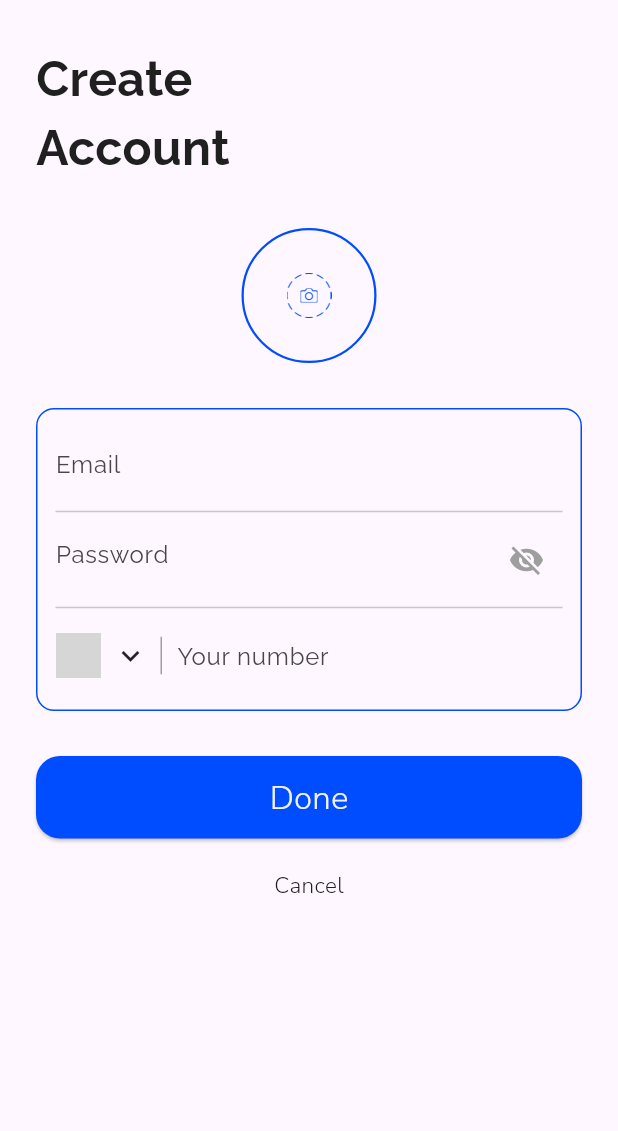
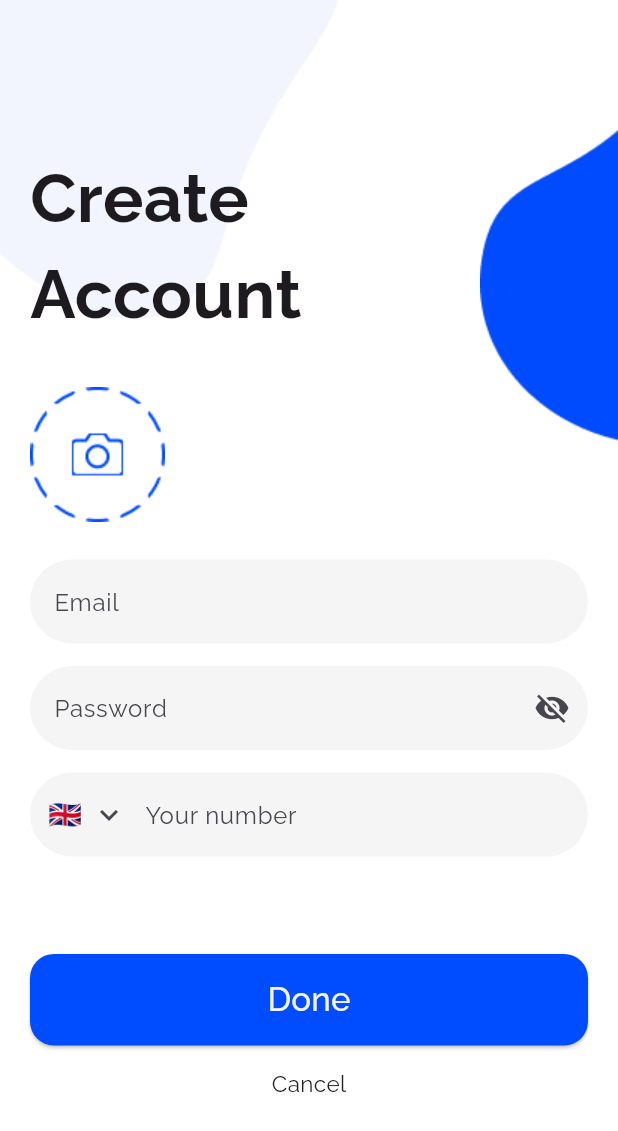
Before and after one commit to swagatapal/shopping_app_class, a Flutter app: the screen it shows after launch, after a tap on "Let's get started", on a phone screen of 412 x 824 dp. Shown: the top 1131 px of the screen. Run offline on Flutter 3.47's test engine with Material 3 defaults, Android fonts, the phone set to English and light mode, and no system bars; grey boxes are pictures that could not be loaded.

Commit message:
authentication screen

```diff
--- a/lib/core/routing/app_routing.dart
+++ b/lib/core/routing/app_routing.dart
@@ -1,5 +1,6 @@
 import 'package:flutter/material.dart';
-import 'package:shopping_app/feature/splash_module/ui/splash_screen.dart';
+import 'package:shopping_app/feature/authentication_module/Password_Screen.dart';
+import 'package:shopping_app/feature/authentication_module/ui/login_page.dart';
 import 'package:shopping_app/feature/splash_module/ui/start_screen.dart';
 import '../../feature/authentication_module/ui/sign_up_screen.dart';
 import '../constants/app_colors.dart';
@@ -9,7 +10,8 @@ import '../constants/app_font_size.dart';
 class RouteGenerator {
   static const kSplash = "/StartScreen";
   static const kSignUpScreen = "/SignUpScreen";
-
+  static const kloginpage = "/loginpage";
+  static const kPasswordScreen = "/passwordScreen";
   static GlobalKey<NavigatorState> navigatorKey = GlobalKey<NavigatorState>();
 
   static Route<dynamic> generateRoute(RouteSettings settings) {
@@ -18,6 +20,11 @@ class RouteGenerator {
         return MaterialPageRoute(builder: (_) => const StartScreen());
         case kSignUpScreen:
         return MaterialPageRoute(builder: (_) => const SignUpScreen());
+      case kloginpage:
+        return MaterialPageRoute(builder: (_) => const loginpage());
+      case kPasswordScreen:
+        return MaterialPageRoute(builder: (_) => const passwordScreen());
+
 
       default:
         return _errorRoute(errorMessage: "Route not found: ${settings.name}");
--- a/lib/feature/authentication_module/ui/sign_up_screen.dart
+++ b/lib/feature/authentication_module/ui/sign_up_screen.dart
@@ -8,170 +8,196 @@ class SignUpScreen extends StatefulWidget {
 }
 
 class _SignUpScreenState extends State<SignUpScreen> {
+
+  // controls password visibility
+  bool _isPasswordHidden = true;
+
   @override
   Widget build(BuildContext context) {
     return Scaffold(
-      body: createAccountWidget(context),
+      backgroundColor: Colors.white,
+
+      // this helps when keyboard opens
+      resizeToAvoidBottomInset: true,
+
+      body: SafeArea(
+        child: Stack(
+          children: [
+            topBackgroundShape(),   // background images
+            createAccountBody(),    // scrollable content
+          ],
+        ),
+      ),
     );
   }
 
-  Widget createAccountWidget(BuildContext context) {
-    return SafeArea(
-      child: SingleChildScrollView(
+  // ================= BACKGROUND DESIGN =================
+  Widget topBackgroundShape() {
+    return Stack(
+      children: [
+        Positioned(
+          top: 0,
+          left: 0,
+          child: Image.asset(
+            "asset/image/pic4.png",
+          ),
+        ),
+        Positioned(
+          top: 30,
+          right: 0,
+          child: Image.asset(
+            "asset/image/pic5.png",
+          ),
+        ),
+      ],
+    );
+  }
+
+  // ================= MAIN CONTENT =================
+  Widget createAccountBody() {
+    return SingleChildScrollView(
+      keyboardDismissBehavior: ScrollViewKeyboardDismissBehavior.onDrag,
       child: Padding(
-          padding: const EdgeInsets.symmetric(horizontal: 24),
+        padding: EdgeInsets.all(20),
         child: Column(
           crossAxisAlignment: CrossAxisAlignment.start,
           children: [
-              const SizedBox(height: 30),
+            SizedBox(height: 80),
 
-              /// Title
-              const Text(
+            Text(
               "Create\nAccount",
               style: TextStyle(
-                  fontFamily: 'Raleway',
-                  fontSize: 32,
+                fontSize: 45,
+                fontFamily: "Raleway",
                 fontWeight: FontWeight.bold,
-                  color: Color(0xFF202020),
               ),
             ),
 
-              const SizedBox(height: 30),
+            SizedBox(height: 30),
 
-              /// Camera Icon
+            Image.asset("asset/image/pic6.png"),
+
+            SizedBox(height: 25),
+
+            inputField("Email"),
+
+            SizedBox(height: 15),
+
+            passwordField(),
+
+            SizedBox(height: 15),
+
+            phoneInputField(),
+
+            SizedBox(height: 65),
+
+            doneButton(),
+
+            SizedBox(height: 15),
+
             Center(
-                child: Container(
-                  height: 90,
-                  width: 90,
-                  decoration: BoxDecoration(
-                    shape: BoxShape.circle,
-                    border: Border.all(
-                      color: Color(0xFF004CFF),
-                      width: 1.5,
-                    ),
-                  ),
-                  child: Center(
-                    child: Image.asset(
-                      "asset/image/pic3.png", // your asset
-                      height: 30,
-                    ),
-                  ),
-                ),
-              ),
-
-              const SizedBox(height: 30),
-
-              /// Input Box
-              Container(
-                padding: const EdgeInsets.all(12),
-                decoration: BoxDecoration(
-                  border: Border.all(color: Color(0xFF004CFF)),
-                  borderRadius: BorderRadius.circular(12),
-                ),
-                child: Column(
-                  children: [
-
-                    /// Email
-                    const TextField(
-                      decoration: InputDecoration(
-                        hintText: "Email",
-                        border: InputBorder.none,
-                      ),
-                    ),
-
-                    const Divider(),
-
-                    /// Password
-                    TextField(
-                      obscureText: true,
-                      decoration: InputDecoration(
-                        hintText: "Password",
-                        border: InputBorder.none,
-                        suffixIcon: Icon(
-                          Icons.visibility_off,
-                          color: Colors.grey,
-                        ),
-                      ),
-                    ),
-
-                    const Divider(),
-
-                    /// Phone Number
-                    Row(
-                      children: [
-                        Image.network(
-                          "https://flagcdn.com/w40/gb.png",
-                          width: 30,
-                        ),
-                        const SizedBox(width: 8),
-                        const Icon(Icons.keyboard_arrow_down),
-                        const SizedBox(width: 8),
-                        Container(
-                          height: 25,
-                          width: 1,
-                          color: Colors.grey,
-                        ),
-                        const SizedBox(width: 10),
-                        const Expanded(
-                          child: TextField(
-                            keyboardType: TextInputType.phone,
-                            decoration: InputDecoration(
-                              hintText: "Your number",
-                              border: InputBorder.none,
-                            ),
-                          ),
-                        ),
-                      ],
-                    ),
-                  ],
-                ),
-              ),
-
-              const SizedBox(height: 30),
-
-              /// Done Button
-              SizedBox(
-                width: double.infinity,
-                height: 55,
-                child: ElevatedButton(
-                  style: ElevatedButton.styleFrom(
-                    backgroundColor: const Color(0xFF004CFF),
-                    shape: RoundedRectangleBorder(
-                      borderRadius: BorderRadius.circular(16),
-                    ),
-                  ),
-                  onPressed: () {},
-                  child: const Text(
-                    "Done",
-                    style: TextStyle(
-                      fontFamily: 'NunitoSans',
-                      fontSize: 22,
-                      fontWeight: FontWeight.w300,
-                      color: Color(0xFFF3F3F3),
-                    ),
-                  ),
-                ),
-              ),
-
-              const SizedBox(height: 20),
-
-              /// Cancel
-              const Center(
               child: Text(
                 "Cancel",
-                  style: TextStyle(
-                    fontFamily: 'NunitoSans',
-                    fontSize: 15,
-                    fontWeight: FontWeight.w300,
-                    color: Color(0xFF202020),
-                  ),
+                style: TextStyle(color: Color(0xFF202020),fontSize: 15),
               ),
             ),
           ],
         ),
       ),
+    );
+  }
+
+  // ================= EMAIL FIELD =================
+  Widget inputField(String hint) {
+    return TextField(
+      decoration: InputDecoration(
+        hintText: hint,
+        filled: true,
+        fillColor: Colors.grey.shade100,
+        border: OutlineInputBorder(
+          borderRadius: BorderRadius.circular(59.29),
+          borderSide: BorderSide.none,
+        ),
       ),
     );
   }
 
+  // ================= PASSWORD FIELD =================
+  Widget passwordField() {
+    return TextField(
+      obscureText: _isPasswordHidden,
+      decoration: InputDecoration(
+        hintText: "Password",
+        suffixIcon: IconButton(
+          icon: Icon(
+            _isPasswordHidden
+                ? Icons.visibility_off
+                : Icons.visibility,
+          ),
+          onPressed: () {
+            setState(() {
+              _isPasswordHidden = !_isPasswordHidden;
+            });
+          },
+        ),
+        filled: true,
+        fillColor: Colors.grey.shade100,
+        border: OutlineInputBorder(
+          borderRadius: BorderRadius.circular(59.29),
+          borderSide: BorderSide.none,
+        ),
+      ),
+    );
   }
+
+  // ================= PHONE FIELD =================
+  Widget phoneInputField() {
+    return TextField(
+      keyboardType: TextInputType.phone,
+      decoration: InputDecoration(
+        prefixIcon: Row(
+          mainAxisSize: MainAxisSize.min,
+          children:[
+            SizedBox(width: 12),
+            Text("🇬🇧", style: TextStyle(fontSize: 18)),
+            SizedBox(width: 6),
+            Icon(Icons.keyboard_arrow_down),
+            SizedBox(width: 8),
+          ],
+        ),
+        hintText: "Your number",
+        filled: true,
+        fillColor: Colors.grey.shade100,
+        border: OutlineInputBorder(
+          borderRadius: BorderRadius.circular(59.29),
+          borderSide: BorderSide.none,
+        ),
+      ),
+    );
+  }
+
+  // ================= DONE BUTTON =================
+  Widget doneButton() {
+    return SizedBox(
+      width: double.infinity,
+      height: 61,
+      child: ElevatedButton(
+        style: ElevatedButton.styleFrom(
+          backgroundColor: Color(0XFF004CFF),
+          shape: RoundedRectangleBorder(
+            borderRadius: BorderRadius.circular(16),
+          ),
+        ),
+        onPressed: () {
+        },
+        child: Text(
+          "Done",
+          style: TextStyle(
+            fontSize: 22,
+            color: Color(0xFFF3F3F3),
+          ),
+        ),
+      ),
+    );
+  }
+}
--- a/lib/feature/splash_module/ui/start_screen.dart
+++ b/lib/feature/splash_module/ui/start_screen.dart
@@ -99,19 +99,27 @@ class _StartScreenState extends State<StartScreen> {
                   ),
                 ),
                 SizedBox(width: 8),
-                Container(
+                SizedBox(
                   height: 30,
                   width: 30,
-                  decoration: BoxDecoration(
-                    color: Color(0xFF004CFF),
-                    shape: BoxShape.circle,
-                  ),
-                  child: Center(
-                    child: Icon(Icons.arrow_forward,
+                  child: ElevatedButton(
+                    onPressed: () {
+                      Navigator.pushNamed(context, "/loginpage");
+                    },
+                    style: ElevatedButton.styleFrom(
+                      backgroundColor:Color(0xFF004CFF),
+                      padding: EdgeInsets.zero,
+                      shape: CircleBorder(),
+                      elevation: 0,
+                    ),
+                    child:Icon(
+                      Icons.arrow_forward,
                       size: 16,
-                      color: Color(0xFFFFFFFF),),
+                      color: Colors.white,
+                    ),
                   ),
                 ),
+
               ],
             ),
           ],
```
Also changed, not shown: lib/feature/authentication_module/Password_Screen.dart (added, +137 -0 lines), lib/feature/authentication_module/ui/login_page.dart (added, +129 -0 lines), lib/feature/splash_module/ui/splash_screen.dart (deleted, +0 -32 lines), asset/image/pic10.png (added), asset/image/pic11.png (added), asset/image/pic4.png (added), asset/image/pic5.png (added), asset/image/pic6.png (added), asset/image/pic7.png (added), asset/image/pic8.png (added), asset/image/pic9.png (added), pubspec.lock. Lines whose indentation alone changed are shown as unchanged.
